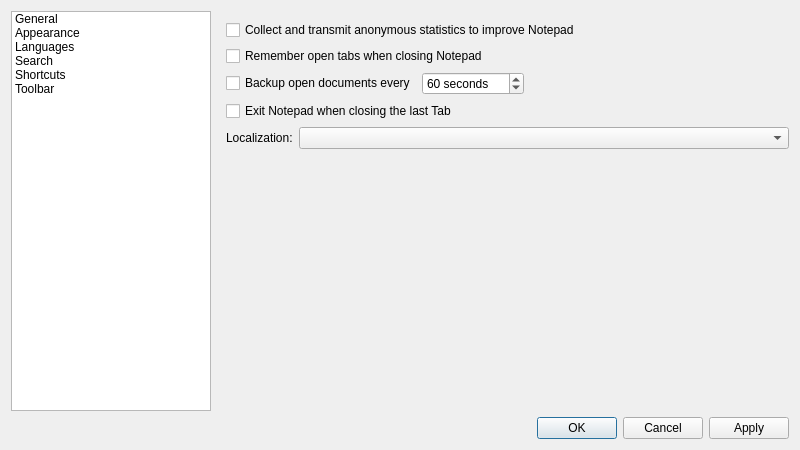
kravich/notepad, file src/ui/frmpreferences.ui: the form before one commit.
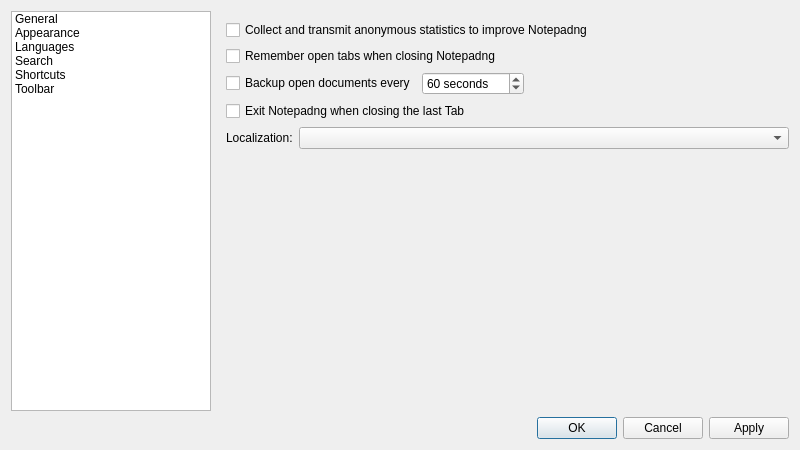
The form after the commit. The open tabs and pages were chosen to show the change. Icons and pictures are not drawn.

Commit message: sed -i s/Notepad/Notepadng/g

```diff
--- a/src/ui/frmpreferences.ui
+++ b/src/ui/frmpreferences.ui
@@ -102,14 +102,14 @@
          <item>
           <widget class="QCheckBox" name="chkCollectStatistics">
            <property name="text">
-            <string>Collect and transmit anonymous statistics to improve Notepad</string>
+            <string>Collect and transmit anonymous statistics to improve Notepadng</string>
            </property>
           </widget>
          </item>
          <item>
           <widget class="QCheckBox" name="chkRememberSession">
            <property name="text">
-            <string>Remember open tabs when closing Notepad</string>
+            <string>Remember open tabs when closing Notepadng</string>
            </property>
           </widget>
          </item>
@@ -156,7 +156,7 @@
          <item>
           <widget class="QCheckBox" name="chkExitOnLastTabClose">
            <property name="text">
-            <string>Exit Notepad when closing the last Tab</string>
+            <string>Exit Notepadng when closing the last Tab</string>
            </property>
           </widget>
          </item>
```
Left out of the diff: 2 changed lines with no effect on the pictures. The commit also changes 61 other files.
